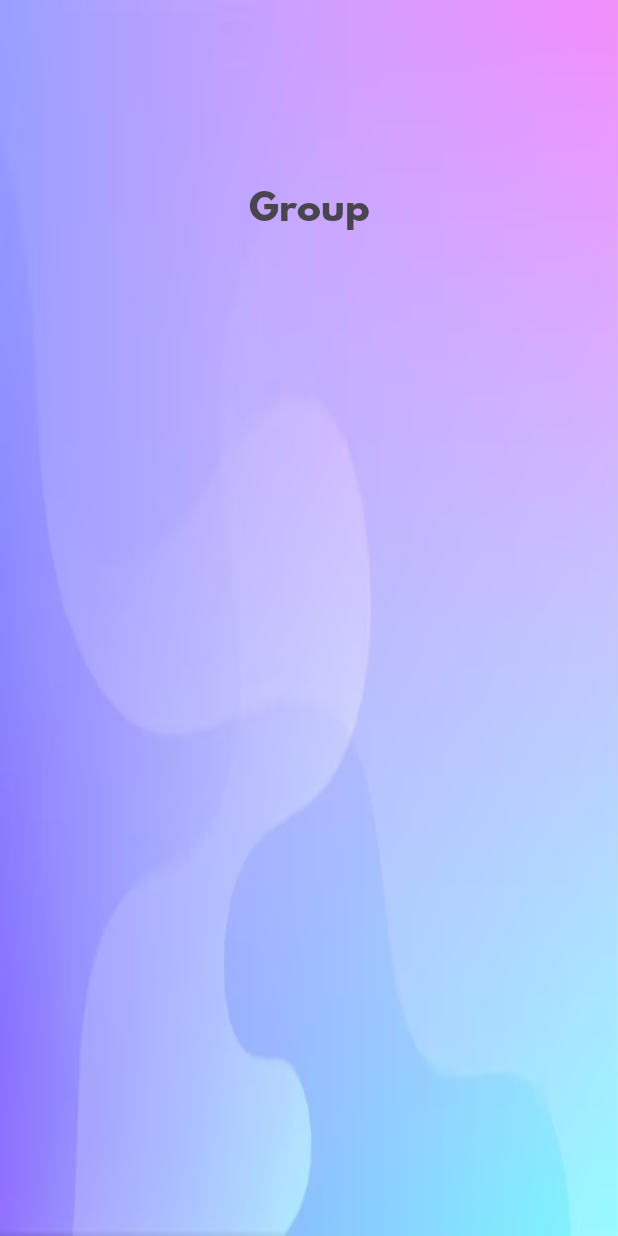
After one commit to Alexhamilton1221/Personal_Finance_Project, an Android app: the GroupActivity screen opened directly, with no data from a screen before it, on a phone screen of 412 x 824 dp. The commit adds this screen. Run offline under Robolectric (Android 15) with nearby library versions, the phone set to English and light mode, and no system bars.

Commit message:
Add GroupActivity.

```diff
--- a/app/src/main/AndroidManifest.xml
+++ b/app/src/main/AndroidManifest.xml
@@ -1,6 +1,6 @@
 <?xml version="1.0" encoding="utf-8"?>
 <manifest xmlns:android="http://schemas.android.com/apk/res/android"
-    xmlns:tools="http://schemas.android.com/tools">
+    xmlns:tools="http://schemas.android.com/tools" >
 
     <application
         android:allowBackup="true"
@@ -11,10 +11,13 @@
         android:roundIcon="@mipmap/ic_launcher_round"
         android:supportsRtl="true"
         android:theme="@style/Theme.Personal_Finance_Project"
-        tools:targetApi="31">
+        tools:targetApi="31" >
+        <activity
+            android:name=".GroupActivity"
+            android:exported="false" />
         <activity
             android:name=".MenuActivity"
-            android:exported="true">
+            android:exported="true" >
             <intent-filter>
                 <action android:name="android.intent.action.MAIN" />
 
@@ -26,7 +29,7 @@
             android:exported="false" />
         <activity
             android:name=".MainActivity"
-            android:exported="true">
+            android:exported="true" >
             <intent-filter>
                 <action android:name="android.intent.action.MAIN" />
 
--- /dev/null
+++ b/app/src/main/java/com/example/personal_finance_project/GroupActivity.java
@@ -0,0 +1,14 @@
+package com.example.personal_finance_project;
+
+import androidx.appcompat.app.AppCompatActivity;
+
+import android.os.Bundle;
+
+public class GroupActivity extends AppCompatActivity {
+
+    @Override
+    protected void onCreate(Bundle savedInstanceState) {
+        super.onCreate(savedInstanceState);
+        setContentView(R.layout.activity_group);
+    }
+}
--- a/app/src/main/java/com/example/personal_finance_project/MenuActivity.java
+++ b/app/src/main/java/com/example/personal_finance_project/MenuActivity.java
@@ -21,11 +21,10 @@ import com.google.firebase.database.FirebaseDatabase;
 
 public class MenuActivity extends AppCompatActivity {
 
-    private Button open;
+    private Button open,view_group;
     private DatabaseReference firebaseRef;
     private TextView title;
 
-//    private DatabaseReference databaseReference = FirebaseDatabase.getInstance().getReferenceFromUrl("https://shopunityhub-default-rtdb.firebaseio.com/");
 
     @Override
 
@@ -37,25 +36,19 @@ public class MenuActivity extends AppCompatActivity {
         //Set title
         set_title();
 
-
-
-
-//        firebaseRef = FirebaseDatabase.getInstance().getReference("test");
-//
-//
-//        firebaseRef.setValue("working?");
-
     }
 
 
 
-            private void showToast(String message) {
-                Toast.makeText(MenuActivity.this, message, Toast.LENGTH_SHORT).show();
-            }
+    private void showToast(String message) {
+        Toast.makeText(MenuActivity.this, message, Toast.LENGTH_SHORT).show();
+    }
 
     private void setupUIViews(){
         title = (TextView) findViewById(R.id.textViewTitleWelcome);
         open = (Button) findViewById(R.id.buttonOpenList);
+        view_group = (Button) findViewById(R.id.buttonViewGroup);
+
     }
 
     private void set_title(){
--- /dev/null
+++ b/app/src/main/res/layout/activity_group.xml
@@ -0,0 +1,37 @@
+<?xml version="1.0" encoding="utf-8"?>
+<androidx.constraintlayout.widget.ConstraintLayout xmlns:android="http://schemas.android.com/apk/res/android"
+    xmlns:app="http://schemas.android.com/apk/res-auto"
+    xmlns:tools="http://schemas.android.com/tools"
+    android:layout_width="match_parent"
+    android:layout_height="match_parent"
+    tools:context=".GroupActivity"
+    android:background="@drawable/login"
+    >
+    <!-- Title Text -->
+    <TextView
+        android:id="@+id/textViewTitleGroup"
+        android:layout_width="wrap_content"
+        android:layout_height="wrap_content"
+        android:text="Group"
+        android:textSize="24sp"
+        app:fontFamily="@font/spartanbold"
+        app:layout_constraintBottom_toBottomOf="parent"
+        app:layout_constraintEnd_toEndOf="parent"
+        app:layout_constraintStart_toStartOf="parent"
+        app:layout_constraintTop_toTopOf="parent"
+        app:layout_constraintVertical_bias="0.151" />
+
+    <!-- List of Group Members-->
+    <ListView
+        android:layout_width="409dp"
+        android:layout_height="587dp"
+        tools:layout_editor_absoluteX="1dp"
+        tools:layout_editor_absoluteY="143dp"
+        app:layout_constraintEnd_toEndOf="parent"
+        app:layout_constraintHorizontal_bias="1.0"
+        app:layout_constraintStart_toStartOf="parent"
+        app:layout_constraintTop_toBottomOf="@+id/textViewTitleGroup"
+        />
+
+
+</androidx.constraintlayout.widget.ConstraintLayout>
--- a/app/src/main/res/values/strings.xml
+++ b/app/src/main/res/values/strings.xml
@@ -43,4 +43,5 @@
         libero vel nunc consequat, quis tincidunt nisl eleifend. Cras bibendum enim a justo luctus
         vestibulum. Fusce dictum libero quis erat maximus, vitae volutpat diam dignissim.
     </string>
+    <string name="title_activity_group">GroupActivity</string>
 </resources>
```
